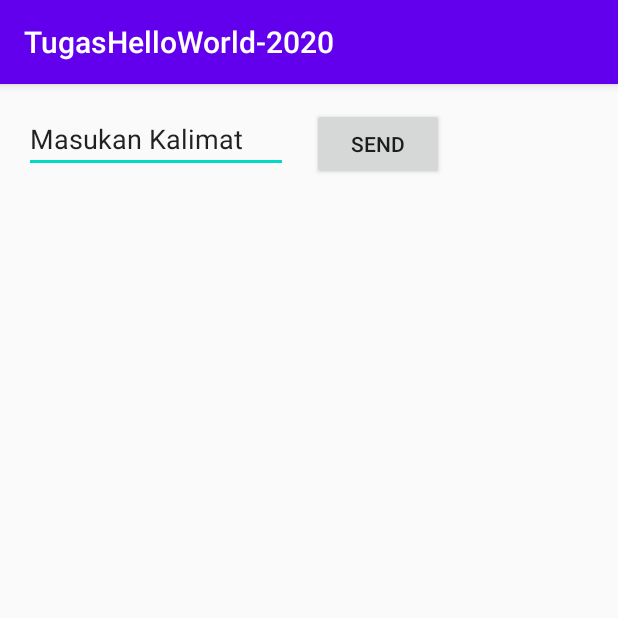
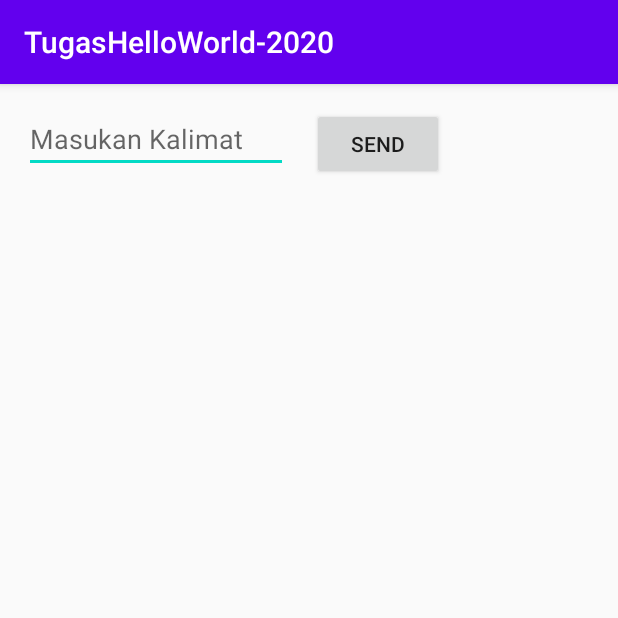
Before and after one commit to YoseAwanaustusSalawangi1/ProgMob2020, an Android app: the screen it shows after launch (MainActivity), on a phone screen of 412 x 824 dp, the top half of it. Run offline under Robolectric (Android 15) with nearby library versions, the phone set to English and light mode, and no system bars.

Commit message:
Project1 ProgMob

```diff
--- a/app/src/main/res/layout/activity_main.xml
+++ b/app/src/main/res/layout/activity_main.xml
@@ -17,7 +17,6 @@
         android:hint="@string/edit_message"
         android:importantForAutofill="no"
         android:inputType="textPersonName"
-        android:text="@string/edit_message"
         app:layout_constraintBottom_toBottomOf="parent"
         app:layout_constraintEnd_toStartOf="@+id/button4"
         app:layout_constraintHorizontal_bias="0.5"
```
